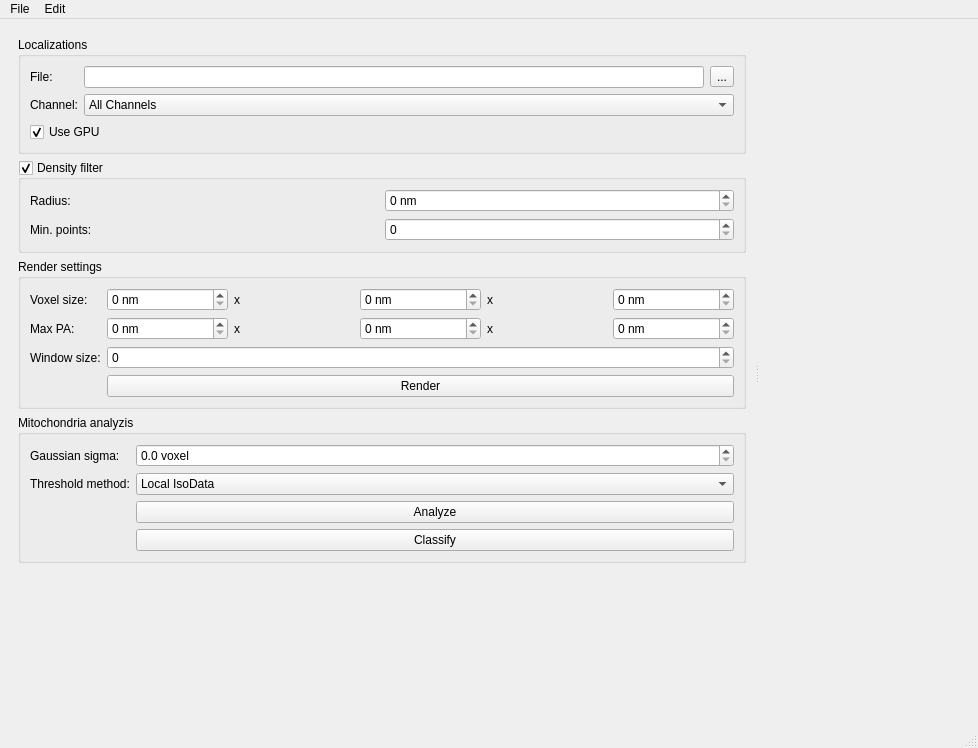
First picture: the form in NanoMito3D/MainWindow.ui, repository CURTLab/NanoMito3D-Platform, before the edit.
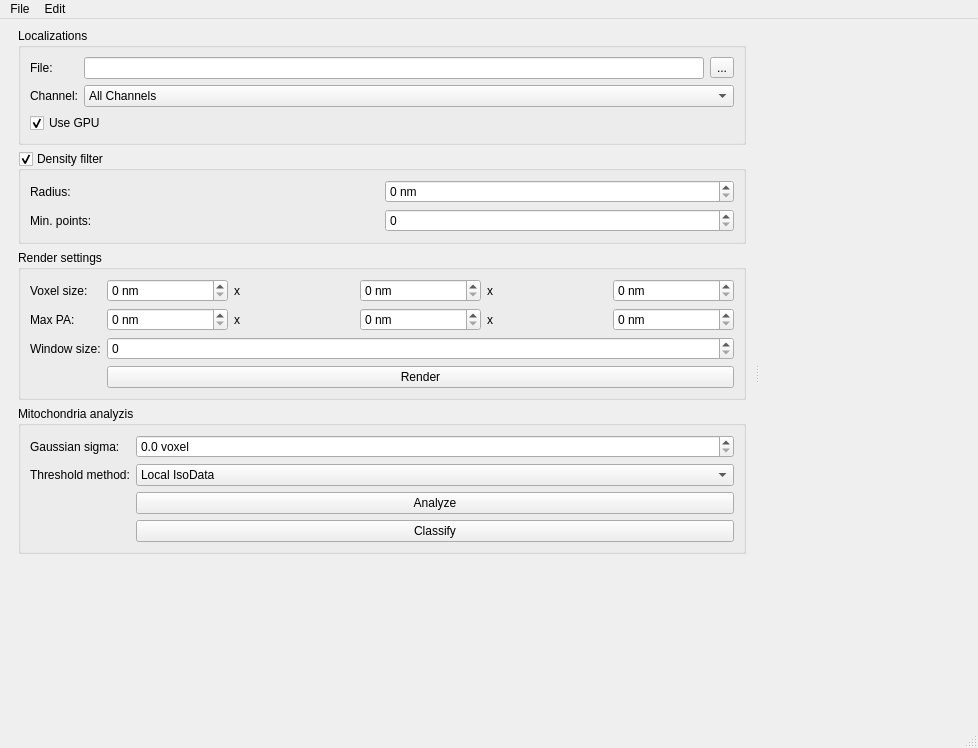
Second picture: the form after the edit. Custom widgets are drawn as their Qt base class.

What changed in the file:
```diff
--- a/NanoMito3D/MainWindow.ui
+++ b/NanoMito3D/MainWindow.ui
@@ -28,6 +28,9 @@
         <enum>QFrame::Raised</enum>
        </property>
        <layout class="QVBoxLayout" name="verticalLayout">
+        <property name="topMargin">
+         <number>0</number>
+        </property>
         <item>
          <widget class="QGroupBox" name="groupBox_2">
           <property name="title">
```
